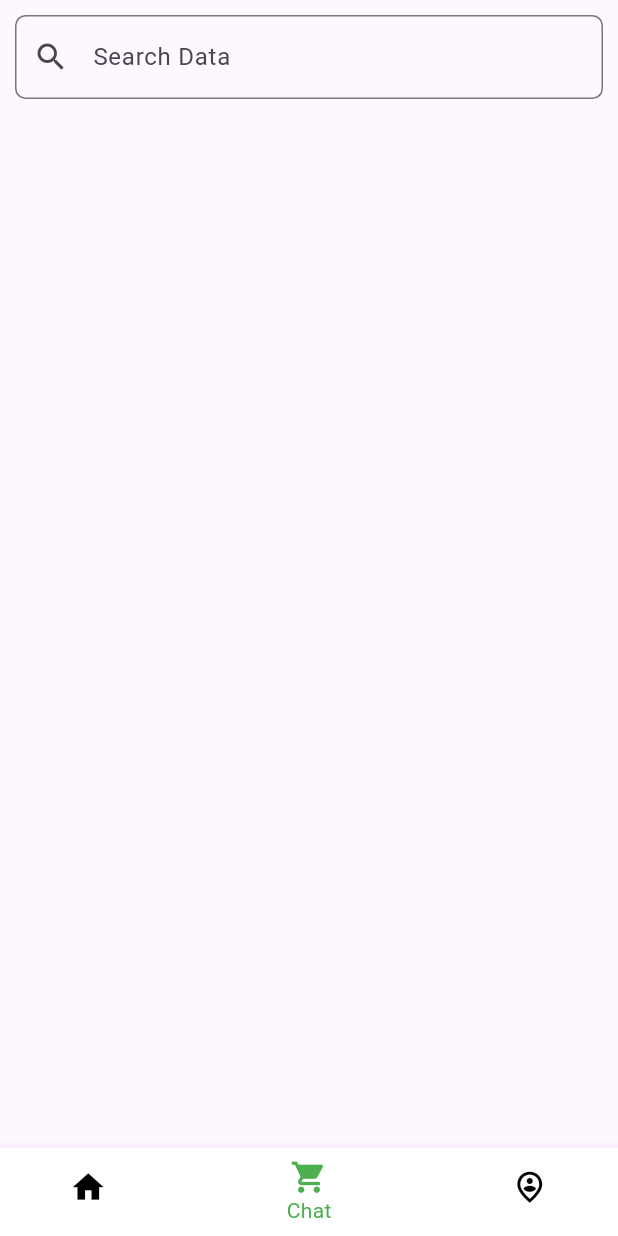
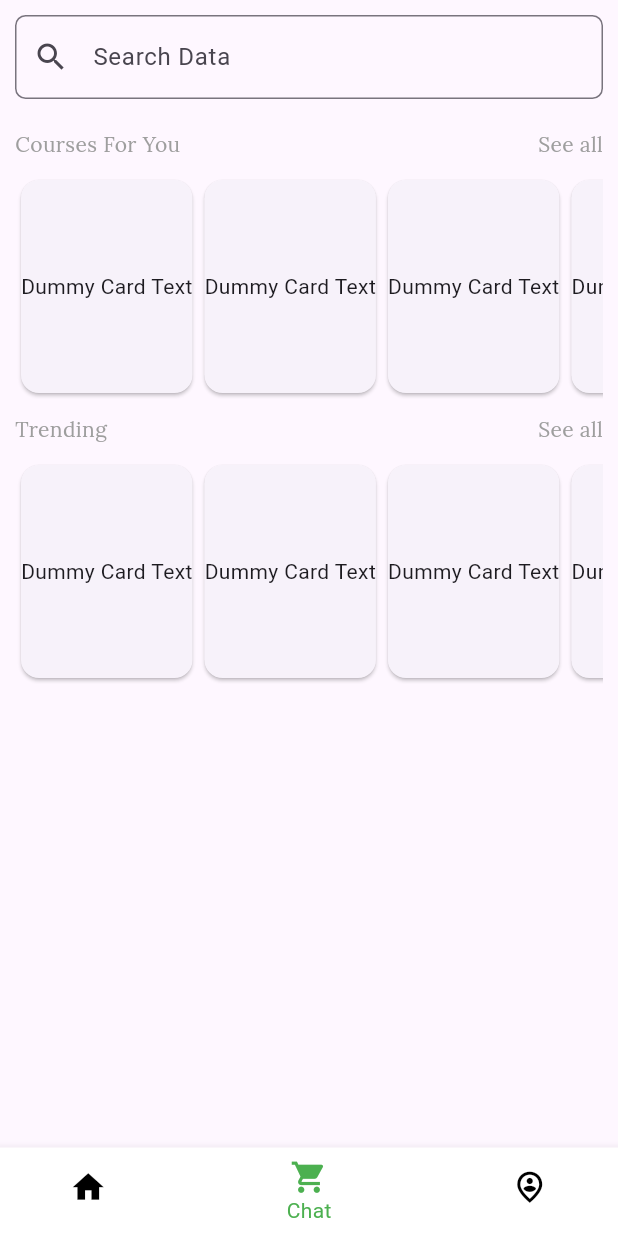
Before and after one commit to Bishithakp/course_app, a Flutter app: the screen it shows after launch, item 2 of the bottom bar chosen, on a phone screen of 412 x 824 dp. Run offline on Flutter 3.47's test engine with Material 3 defaults, Android fonts, the phone set to English and light mode, and no system bars; our stand-ins replace google_fonts; network calls fail.

Commit message:
chat ui done

```diff
--- a/lib/ui/screens/chat_page.dart
+++ b/lib/ui/screens/chat_page.dart
@@ -1,17 +1,19 @@
 import 'package:flutter/material.dart';
+
+import '../../constants/app_textstyle.dart';
 
 class ChatPage extends StatelessWidget {
   const ChatPage({super.key});
 
   @override
   Widget build(BuildContext context) {
-    return const SafeArea(
+    return SafeArea(
       child: Scaffold(
         body: Padding(
-          padding: EdgeInsets.all(10.0),
+          padding: const EdgeInsets.all(10.0),
           child: Column(
             children: [
-              TextField(
+              const TextField(
                 decoration: InputDecoration(
                   hintText: "Search Data",
                   prefixIcon: Icon(Icons.search),
@@ -20,10 +22,52 @@ class ChatPage extends StatelessWidget {
                   ),
                 ),
               ),
+              const SizedBox(height:20),
+              titleList(label: 'Courses For You'),
+              heightBox(),
+              scrollableList(),
+              heightBox(),
+              titleList(label: 'Trending'),
+              heightBox(),
+              scrollableList(),
             ],
           ),
         ),
       ),
     );
   }
+
+  SizedBox heightBox() => const SizedBox(
+        height: 10,
+      );
+
+  SizedBox scrollableList() {
+    return SizedBox(
+        height: 150.0,
+        child: ListView.builder(
+          physics: const ClampingScrollPhysics(),
+          shrinkWrap: true,
+          scrollDirection: Axis.horizontal,
+          itemCount: 15,
+          itemBuilder: (BuildContext context, int index) => const Card(
+            child: Center(child: Text('Dummy Card Text')),
+          ),
+        ));
+  }
+
+  Row titleList({required String label}) {
+    return Row(
+      mainAxisAlignment: MainAxisAlignment.spaceBetween,
+      children: [
+        Text(
+          label,
+          style: AppTextStyle.appDefaultSTextStyle.copyWith(color: Colors.grey),
+        ),
+        Text(
+          'See all',
+          style: AppTextStyle.appDefaultSTextStyle.copyWith(color: Colors.grey),
+        )
+      ],
+    );
+  }
 }
```
